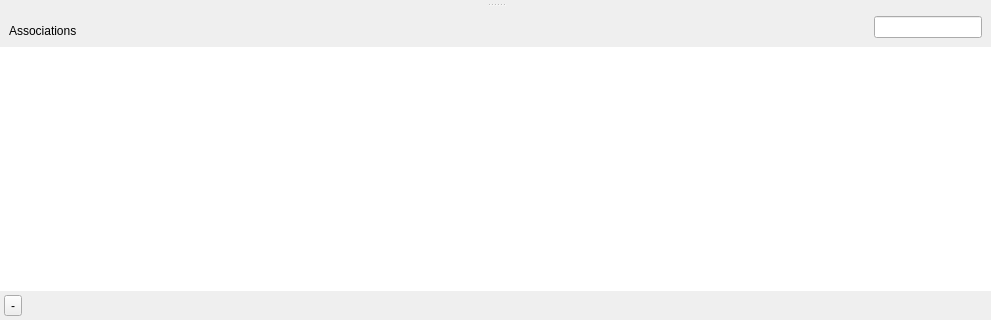
fw-dev/translations, file FWAdminLib/dep/DEPAssociationDlg.ui: the form before one commit; both pictures show x 0 to 991 and y 311 to 631 of the 991 by 631 pixel window.
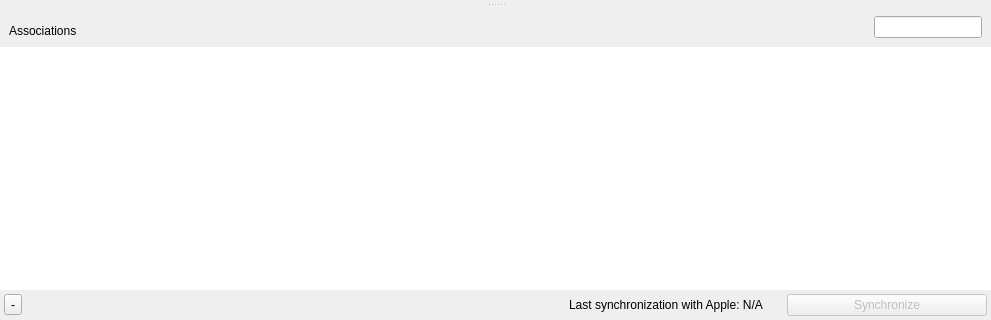
The form after the commit. Custom widgets are drawn as their Qt base class.

```diff
--- a/FWAdminLib/dep/DEPAssociationDlg.ui
+++ b/FWAdminLib/dep/DEPAssociationDlg.ui
@@ -527,6 +527,42 @@
            </property>
           </spacer>
          </item>
+         <item>
+          <widget class="QLabel" name="depSync">
+           <property name="text">
+            <string>Last synchronization with Apple: N/A</string>
+           </property>
+          </widget>
+         </item>
+         <item>
+          <widget class="CircularProgressIndicator" name="depCirc" native="true">
+           <property name="minimumSize">
+            <size>
+             <width>16</width>
+             <height>16</height>
+            </size>
+           </property>
+          </widget>
+         </item>
+         <item>
+          <widget class="QPushButton" name="depSyncNow">
+           <property name="enabled">
+            <bool>false</bool>
+           </property>
+           <property name="minimumSize">
+            <size>
+             <width>200</width>
+             <height>0</height>
+            </size>
+           </property>
+           <property name="text">
+            <string>Synchronize</string>
+           </property>
+           <property name="autoDefault">
+            <bool>false</bool>
+           </property>
+          </widget>
+         </item>
         </layout>
        </item>
       </layout>
```
